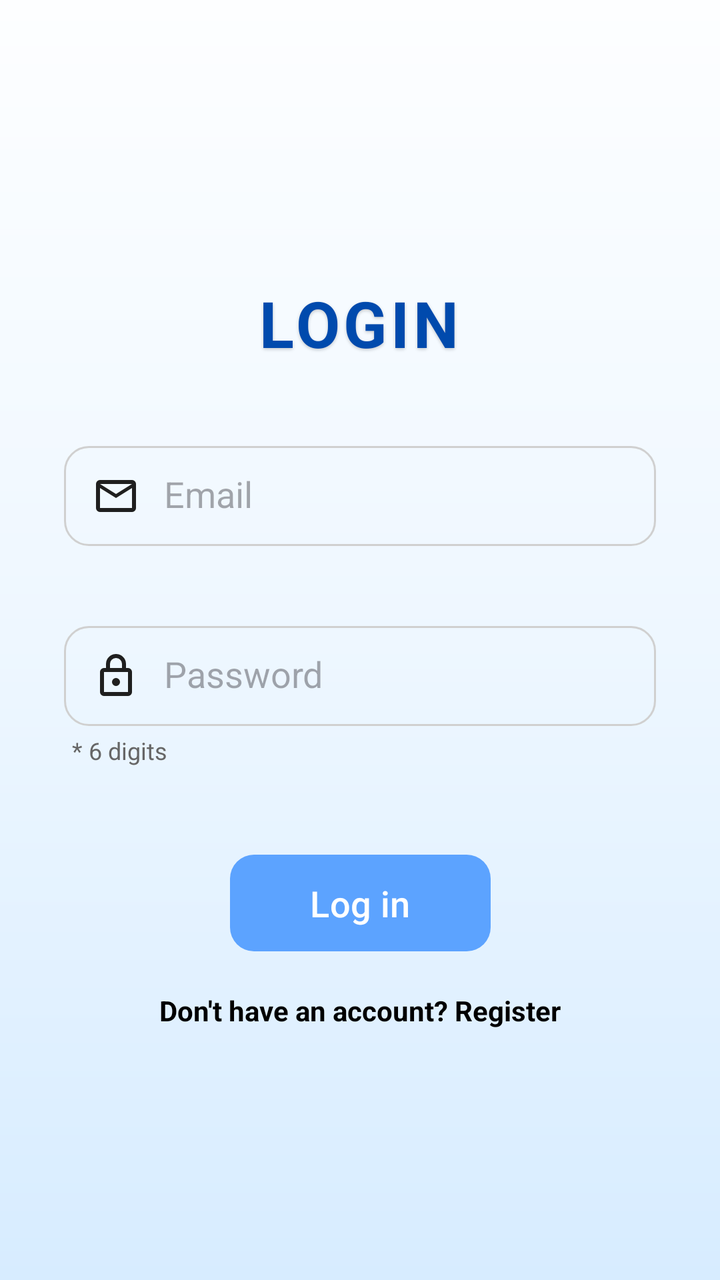
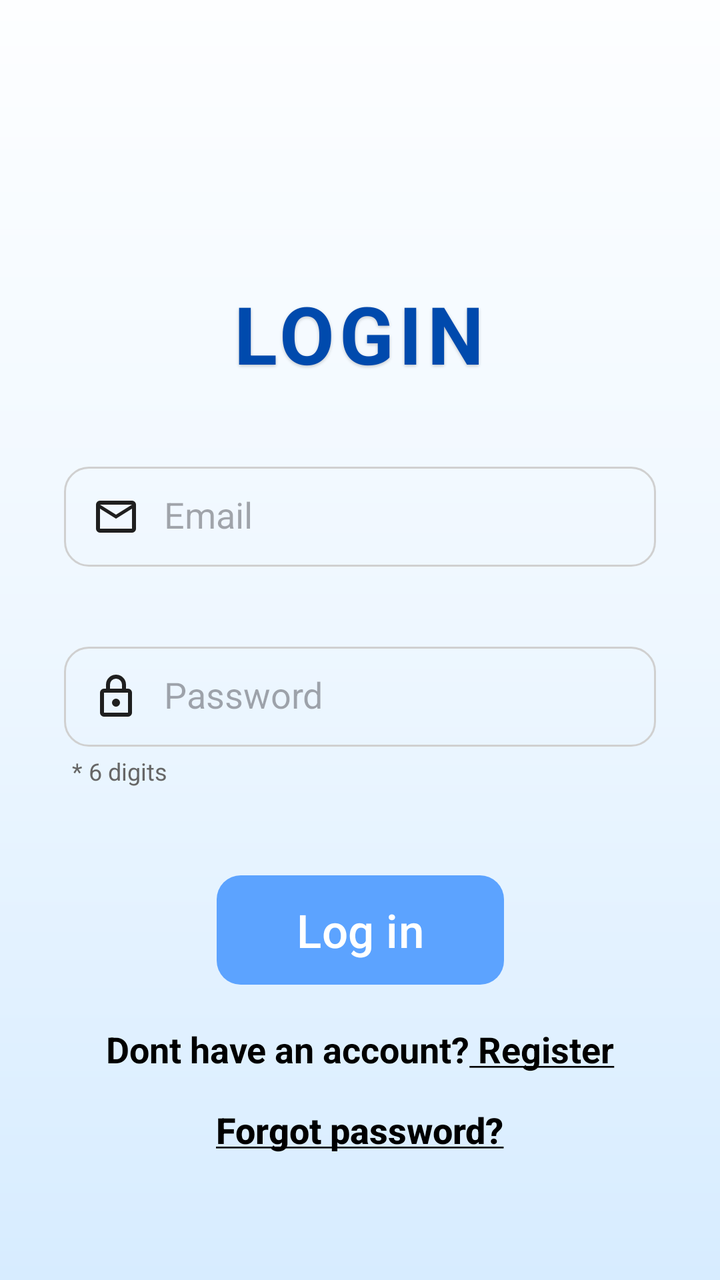

Two renders of the same Android screen: before a commit and after it. Below are the layout's source before the change and the commit's diff.
<!-- AndroidManifest.xml: application theme Theme.First_exercise -->
<!-- res/layout/activity_login.xml -->
<?xml version="1.0" encoding="utf-8"?>
<androidx.constraintlayout.widget.ConstraintLayout
    xmlns:android="http://schemas.android.com/apk/res/android"
    xmlns:app="http://schemas.android.com/apk/res-auto"
    xmlns:tools="http://schemas.android.com/tools"
    android:layout_width="match_parent"
    android:layout_height="match_parent"
    android:background="@drawable/login_background">



    <TextView
        android:id="@+id/title_login"
        android:layout_width="wrap_content"
        android:layout_height="wrap_content"
        android:layout_marginTop="140dp"
        android:letterSpacing="0.06"
        android:shadowColor="@color/shadow_black"
        android:shadowDx="0"
        android:shadowDy="2"
        android:shadowRadius="4"
        android:text="LOGIN"
        android:textColor="@color/blue"
        android:textSize="32sp"
        android:textStyle="bold"
        app:layout_constraintEnd_toEndOf="parent"
        app:layout_constraintHorizontal_bias="0.498"
        app:layout_constraintStart_toStartOf="parent"
        app:layout_constraintTop_toTopOf="parent" />





















    <EditText
        android:id="@+id/email_input"
        android:layout_width="0dp"
        android:layout_height="50dp"
        android:layout_marginStart="32dp"
        android:layout_marginTop="40dp"
        android:layout_marginEnd="32dp"
        android:background="@drawable/text_box"
        android:drawableStart="@drawable/mail"
        android:drawablePadding="12dp"
        android:hint="Email"
        android:padding="14dp"
        android:textColor="@color/black"
        android:imeOptions="actionNext"
        android:singleLine="true"
        app:layout_constraintEnd_toEndOf="parent"
        app:layout_constraintHorizontal_bias="0.0"
        app:layout_constraintStart_toStartOf="parent"
        app:layout_constraintTop_toBottomOf="@id/title_login" />

    <EditText
        android:id="@+id/password_input"
        android:layout_width="0dp"
        android:layout_height="50dp"
        android:layout_marginStart="32dp"
        android:layout_marginTop="40dp"
        android:layout_marginEnd="32dp"
        android:background="@drawable/text_box"
        android:drawableStart="@drawable/lock"
        android:drawablePadding="12dp"
        android:hint="Password"
        android:imeOptions="actionDone"
        android:singleLine="true"
        android:inputType="numberPassword"
        android:maxLength="6"
        android:padding="14dp"
        android:textColor="@android:color/black"
        app:layout_constraintEnd_toEndOf="parent"
        app:layout_constraintHorizontal_bias="0.0"
        app:layout_constraintStart_toStartOf="parent"
        app:layout_constraintTop_toBottomOf="@id/email_input" />

    <TextView
        android:id="@+id/password_hint_text"
        android:layout_width="0dp"
        android:layout_height="wrap_content"
        android:layout_marginStart="36dp"
        android:layout_marginEnd="36dp"
        android:layout_marginTop="4dp"
        android:text="* 6 digits"
        android:textSize="12sp"
        android:textColor="#666666"
        app:layout_constraintTop_toBottomOf="@id/password_input"
        app:layout_constraintStart_toStartOf="parent"
        app:layout_constraintEnd_toEndOf="parent"/>


    <com.google.android.material.button.MaterialButton
        android:id="@+id/login_btn"
        android:layout_width="wrap_content"
        android:layout_height="wrap_content"
        android:minHeight="48dp"
        android:layout_marginTop="40dp"
        android:paddingStart="40dp"
        android:paddingEnd="40dp"
        android:paddingTop="12dp"
        android:paddingBottom="12dp"
        app:backgroundTint="@color/lightBlue"
        android:elevation="6dp"
        android:text="Log in"
        android:textColor="@android:color/white"
        android:textSize="18sp"
        app:cornerRadius="12dp"
        app:layout_constraintEnd_toEndOf="parent"
        app:layout_constraintStart_toStartOf="parent"
        app:layout_constraintTop_toBottomOf="@id/password_hint_text" />

    <TextView
        android:id="@+id/go_to_register"
        android:layout_width="wrap_content"
        android:layout_height="wrap_content"
        android:layout_marginTop="16dp"
        android:text="Don't have an account? Register"
        android:textColor="@color/black"
        android:textStyle="bold"
        android:clickable="true"
        android:focusable="true"
        app:layout_constraintTop_toBottomOf="@id/login_btn"
        app:layout_constraintStart_toStartOf="parent"
        app:layout_constraintEnd_toEndOf="parent" />

</androidx.constraintlayout.widget.ConstraintLayout>
<!-- resources referenced by this layout -->
<resources>
  <color name="black">#FF000000</color>
  <color name="blue">#004aad</color>
  <color name="lightBlue">#5ca3ff</color>
  <color name="shadow_black">#33000000</color>
  <!-- drawable lock (drawable) -->
  <vector xmlns:android="http://schemas.android.com/apk/res/android"
      android:width="24dp"
      android:height="24dp"
      android:viewportWidth="960"
      android:viewportHeight="960">
    <path
        android:pathData="M240,880q-33,0 -56.5,-23.5T160,800v-400q0,-33 23.5,-56.5T240,320h40v-80q0,-83 58.5,-141.5T480,40q83,0 141.5,58.5T680,240v80h40q33,0 56.5,23.5T800,400v400q0,33 -23.5,56.5T720,880L240,880ZM240,800h480v-400L240,400v400ZM480,680q33,0 56.5,-23.5T560,600q0,-33 -23.5,-56.5T480,520q-33,0 -56.5,23.5T400,600q0,33 23.5,56.5T480,680ZM360,320h240v-80q0,-50 -35,-85t-85,-35q-50,0 -85,35t-35,85v80ZM240,800v-400,400Z"
        android:fillColor="#1f1f1f"/>
  </vector>
  <!-- drawable login_background (drawable) -->
  <?xml version="1.0" encoding="utf-8"?>
  <shape xmlns:android="http://schemas.android.com/apk/res/android">
      <gradient
          android:startColor="#FDFEFF"
      android:centerColor="#EEF7FF"
      android:endColor="#D7ECFF"
      android:angle="270" />
  </shape>
  <!-- drawable mail (drawable) -->
  <vector xmlns:android="http://schemas.android.com/apk/res/android"
      android:width="24dp"
      android:height="24dp"
      android:viewportWidth="960"
      android:viewportHeight="960">
    <path
        android:pathData="M160,800q-33,0 -56.5,-23.5T80,720v-480q0,-33 23.5,-56.5T160,160h640q33,0 56.5,23.5T880,240v480q0,33 -23.5,56.5T800,800L160,800ZM480,520L160,320v400h640v-400L480,520ZM480,440 L800,240L160,240l320,200ZM160,320v-80,480 -400Z"
        android:fillColor="#1f1f1f"/>
  </vector>
  <!-- drawable text_box (drawable) -->
  <?xml version="1.0" encoding="utf-8"?>
  <shape xmlns:android="http://schemas.android.com/apk/res/android">
  
      <solid android:color="@color/transparent" />
  
      <corners android:radius="12dp"/>
  
      <stroke
          android:width="1dp"
          android:color="@color/login_border_gray" />
  
  </shape>
  <style name="Theme.First_exercise" parent="Base.Theme.First_exercise" />
  <color name="transparent">#00FFFFFF</color>
  <color name="login_border_gray">#D0D0D0</color>
  <style name="Base.Theme.First_exercise" parent="Theme.Material3.DayNight.NoActionBar">
          
          
      </style>
</resources>

<!-- the commit's change to res/layout/activity_login.xml (unified diff, before → after) -->
@@ -2,7 +2,6 @@
 <androidx.constraintlayout.widget.ConstraintLayout
     xmlns:android="http://schemas.android.com/apk/res/android"
     xmlns:app="http://schemas.android.com/apk/res-auto"
-    xmlns:tools="http://schemas.android.com/tools"
     android:layout_width="match_parent"
     android:layout_height="match_parent"
     android:background="@drawable/login_background">
@@ -21,31 +20,12 @@
         android:shadowRadius="4"
         android:text="LOGIN"
         android:textColor="@color/blue"
-        android:textSize="32sp"
+        android:textSize="40sp"
         android:textStyle="bold"
         app:layout_constraintEnd_toEndOf="parent"
         app:layout_constraintHorizontal_bias="0.498"
         app:layout_constraintStart_toStartOf="parent"
         app:layout_constraintTop_toTopOf="parent" />
-
-
-
-
-
-
-
-
-
-
-
-
-
-
-
-
-
-
-
 
 
     <EditText
@@ -119,7 +99,7 @@
         android:elevation="6dp"
         android:text="Log in"
         android:textColor="@android:color/white"
-        android:textSize="18sp"
+        android:textSize="23sp"
         app:cornerRadius="12dp"
         app:layout_constraintEnd_toEndOf="parent"
         app:layout_constraintStart_toStartOf="parent"
@@ -130,13 +110,32 @@
         android:layout_width="wrap_content"
         android:layout_height="wrap_content"
         android:layout_marginTop="16dp"
-        android:text="Don't have an account? Register"
+        android:text="@string/register"
         android:textColor="@color/black"
         android:textStyle="bold"
         android:clickable="true"
         android:focusable="true"
+        android:textSize="18dp"
         app:layout_constraintTop_toBottomOf="@id/login_btn"
         app:layout_constraintStart_toStartOf="parent"
         app:layout_constraintEnd_toEndOf="parent" />
 
+    <TextView
+        android:id="@+id/forgot_password_text"
+        android:layout_width="wrap_content"
+        android:layout_height="wrap_content"
+        android:layout_marginTop="16dp"
+        android:layout_marginEnd="132dp"
+        android:layout_marginStart="132dp"
+        android:clickable="true"
+        android:focusable="true"
+        android:fontFamily="sans-serif-medium"
+        android:text="@string/forgot_password_text"
+        android:textColor="@color/black"
+        android:textSize="18sp"
+        android:textStyle="bold"
+        app:layout_constraintEnd_toEndOf="parent"
+        app:layout_constraintStart_toStartOf="parent"
+        app:layout_constraintTop_toBottomOf="@id/go_to_register" />
+
 </androidx.constraintlayout.widget.ConstraintLayout>
<!-- resource entries referenced after the edit -->
@@ -46,6 +46,8 @@
           android:color="@color/login_border_gray" />
   
   </shape>
+  <string name="forgot_password_text"><u>Forgot password?</u></string>
+  <string name="register"> Dont have an account?<u> Register</u></string>
   <style name="Theme.First_exercise" parent="Base.Theme.First_exercise" />
   <color name="transparent">#00FFFFFF</color>
   <color name="login_border_gray">#D0D0D0</color>
